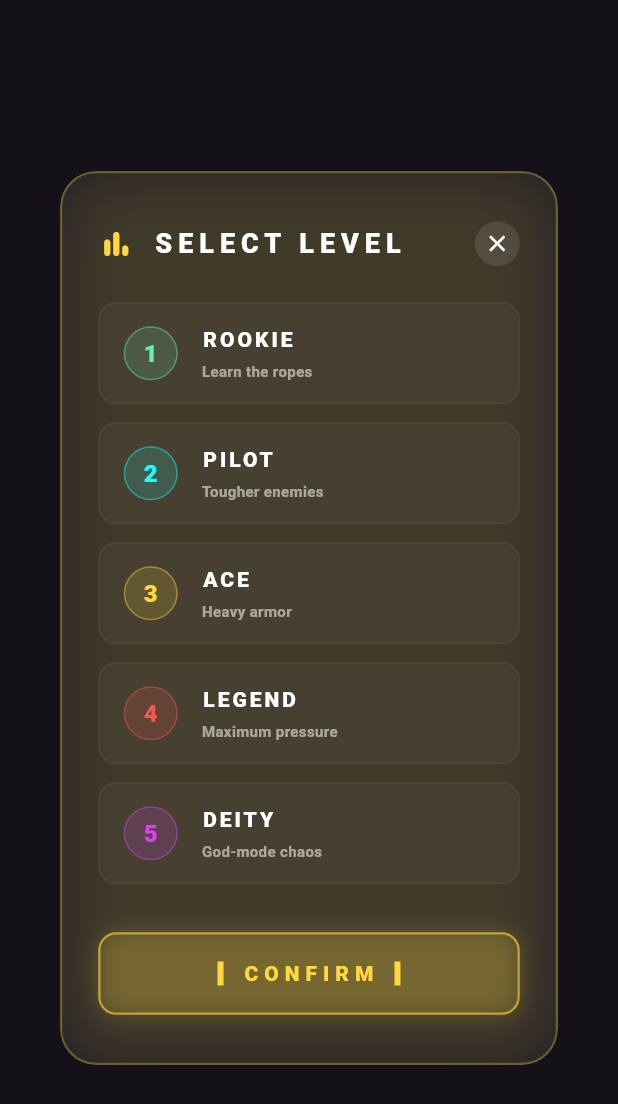
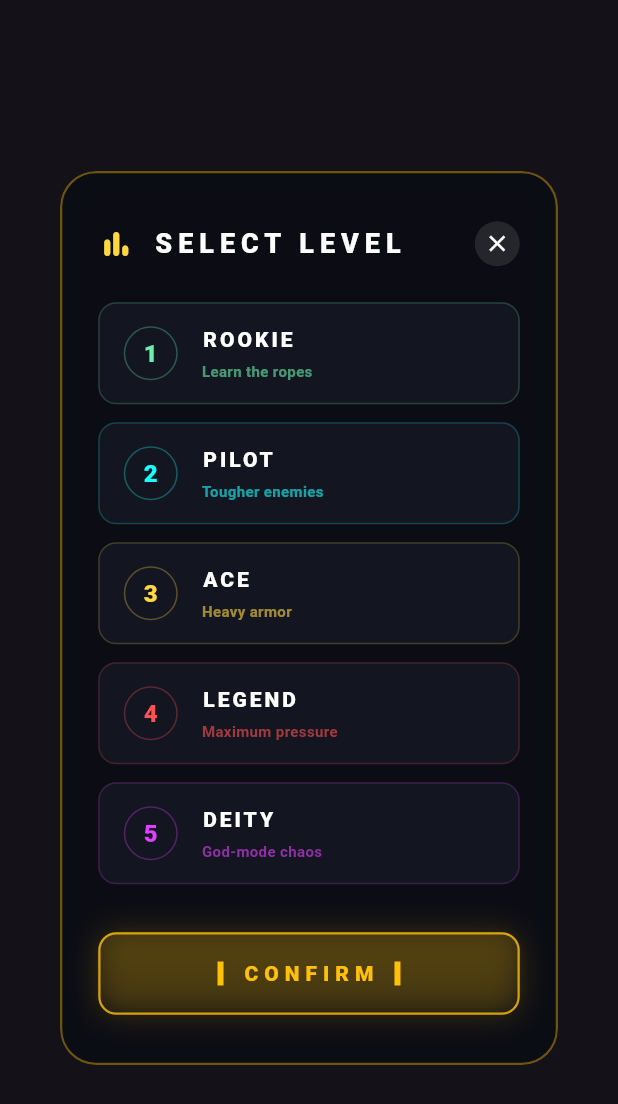
Before and after one commit to sharmajatin1997/space_shooter_game, a Flutter app: the _LevelDialog widget shown alone on an empty page, opened directly with empty values, on a phone screen of 412 x 824 dp. Shown: the top 1104 px of the screen. Run offline on Flutter 3.47's test engine with Material 3 defaults, Android fonts, the phone set to English and light mode, and no system bars; our stand-ins replace audioplayers.

Commit message:
New Design

```diff
--- a/lib/core/sound_manager.dart
+++ b/lib/core/sound_manager.dart
@@ -84,7 +84,3 @@ class SoundManager {
     } catch (_) {}
   }
 }
-
-// ══════════════════════════════════════════════════════════════
-// DATA MODELS
-// ══════════════════════════════════════════════════════════════
--- a/lib/main.dart
+++ b/lib/main.dart
@@ -5,7 +5,6 @@ import 'dart:ui';
 import 'package:flutter/material.dart';
 import 'package:flutter/services.dart';
 import 'package:audioplayers/audioplayers.dart';
-
 part 'models/models.dart';
 part 'core/sound_manager.dart';
 part 'painters/painters.dart';
@@ -22,23 +21,15 @@ void main() {
   runApp(const SpaceShooterApp());
 }
 
-// ══════════════════════════════════════════════════════════════
-// APP ROOT
-// ══════════════════════════════════════════════════════════════
-
 class SpaceShooterApp extends StatelessWidget {
   const SpaceShooterApp({super.key});
   @override
   Widget build(BuildContext context) {
     return MaterialApp(
-      title: 'Space Shooter',
+      title: 'Ultimate Space War',
       debugShowCheckedModeBanner: false,
       theme: ThemeData.dark(),
       home: const SplashScreen(),
     );
   }
 }
-
-// ══════════════════════════════════════════════════════════════
-// GAME SETTINGS  (sound / music / vibration)
-// ══════════════════════════════════════════════════════════════
--- a/lib/painters/painters.dart
+++ b/lib/painters/painters.dart
@@ -71,10 +71,6 @@ class _HexLogoPainter extends CustomPainter {
   }
   @override bool shouldRepaint(covariant _HexLogoPainter o) => o.glow != glow;
 }
-
-// ══════════════════════════════════════════════════════════════
-// SPLASH SCREEN
-// ══════════════════════════════════════════════════════════════
 
 class _SplashShipPainter extends CustomPainter {
   @override
--- a/lib/screens/game_screen.dart
+++ b/lib/screens/game_screen.dart
@@ -99,8 +99,6 @@ class _GameScreenState extends State<GameScreen> {
       _updateBanner(dt);
     });
   }
-
-  // ── UPDATE ──────────────────────────────
 
   void _updateStars(double dt) {
     for (final s in _stars) { s.y += s.speed * dt; if (s.y > _h) { s.y = 0; s.x = _rng.nextDouble() * _w; } }
--- a/lib/screens/main_menu_screen.dart
+++ b/lib/screens/main_menu_screen.dart
@@ -194,7 +194,7 @@ class _MainMenuState extends State<MainMenuScreen> with TickerProviderStateMixin
               const SizedBox(height: 12),
               ShaderMask(
                 shaderCallback: (b) => const LinearGradient(colors: [Colors.cyanAccent, Colors.white, Colors.blueAccent]).createShader(b),
-                child: const Text('SPACE SHOOTER', style: TextStyle(fontSize: 28, fontWeight: FontWeight.w900, letterSpacing: 6, color: Colors.white)),
+                child: const Text('ULTIMATE SPACE WAR', style: TextStyle(fontSize: 24, fontWeight: FontWeight.w900, letterSpacing: 4, color: Colors.white)),
               ),
               const SizedBox(height: 6),
               Container(
@@ -257,7 +257,7 @@ class _MainMenuState extends State<MainMenuScreen> with TickerProviderStateMixin
               ),
             )),
             const Padding(padding: EdgeInsets.only(bottom: 14),
-                child: Text('©2026 Space Shooter •  v1.0.0',
+                child: Text('©2026 Ultimate Space War •  v1.0.0',
                     style: TextStyle(color: Colors.white24, fontSize: 11, letterSpacing: 4, fontWeight: FontWeight.bold))),
           ])),
           // Corners
--- a/lib/screens/splash_screen.dart
+++ b/lib/screens/splash_screen.dart
@@ -130,7 +130,7 @@ class _SplashState extends State<SplashScreen> with TickerProviderStateMixin {
               )),
               ScaleTransition(scale: _logoScale, child: FadeTransition(opacity: _logoOpacity,
                 child: Column(children: [
-                  _glowTitle('SPACE', _glow.value), _glowTitle('SHOOTER', _glow.value),
+                  _glowTitle('ULTIMATE', _glow.value), _glowTitle('SPACE WAR', _glow.value),
                 ]),
               )),
               const SizedBox(height: 14),
@@ -156,7 +156,7 @@ class _SplashState extends State<SplashScreen> with TickerProviderStateMixin {
   );
 
   Widget _glowTitle(String text, double glow) => Text(text, style: TextStyle(
-    fontSize: 52, fontWeight: FontWeight.w900, letterSpacing: 8, height: 1.05,
+    fontSize: 42, fontWeight: FontWeight.w900, letterSpacing: 6, height: 1.05,
     foreground: Paint()..shader = const LinearGradient(
         colors: [Colors.cyanAccent, Colors.white, Colors.blueAccent])
         .createShader(const Rect.fromLTWH(0, 0, 280, 60)),
--- a/lib/widgets/widgets.dart
+++ b/lib/widgets/widgets.dart
@@ -62,64 +62,91 @@ class _MenuBtnState extends State<_MenuBtn> with SingleTickerProviderStateMixin
       onTapUp:   (_) { _press.reverse(); setState(() => _hover = false); widget.onTap(); },
       onTapCancel: () { _press.reverse(); setState(() => _hover = false); },
       child: AnimatedBuilder(animation: _press, builder: (_, __) => Transform.scale(scale: _scale.value,
-        child: ClipRRect(
-          borderRadius: BorderRadius.circular(12),
-          child: BackdropFilter(
-            filter: ImageFilter.blur(sigmaX: 8, sigmaY: 8),
-            child: AnimatedContainer(
-              duration: const Duration(milliseconds: 150),
-              height: 56,
-              decoration: BoxDecoration(
-                color: _hover ? c.withOpacity(0.15) : Colors.white.withOpacity(0.03),
-                borderRadius: BorderRadius.circular(12),
-                border: Border.all(color: _hover ? c.withOpacity(0.6) : Colors.white.withOpacity(0.05), width: 1),
-                boxShadow: _hover ? [BoxShadow(color: c.withOpacity(0.3 * widget.glow), blurRadius: 20)] : [],
-              ),
-              child: Row(children: [
-                // Left accent bar
-                AnimatedContainer(
-                  duration: const Duration(milliseconds: 150),
-                  width: _hover ? 6 : 4,
-                  height: double.infinity,
-                  decoration: BoxDecoration(
-                    color: _hover ? c : c.withOpacity(0.5),
-                    boxShadow: [BoxShadow(color: c, blurRadius: _hover ? 12 : 0)],
+        child: Container(
+          margin: const EdgeInsets.only(bottom: 16),
+          height: 64,
+          decoration: BoxDecoration(
+            borderRadius: BorderRadius.circular(14),
+            border: Border.all(color: c.withOpacity(0.5), width: 1), // The outer thin border
+            boxShadow: [
+              // Ambient glow around the whole button
+              BoxShadow(color: c.withOpacity(_hover ? 0.3 : 0.08), blurRadius: 12, spreadRadius: 0),
+            ],
+          ),
+          child: ClipRRect(
+            borderRadius: BorderRadius.circular(13), // Clip children to fit inside border
+            child: Stack(
+              alignment: Alignment.center,
+              children: [
+              // 1. Solid dark base
+              Container(color: const Color(0xFF070910)),
+
+              // 2. Beautiful background gradient fading from left to right
+              Container(
+                decoration: BoxDecoration(
+                  gradient: LinearGradient(
+                    colors: [c.withOpacity(_hover ? 0.4 : 0.25), c.withOpacity(0.05), Colors.transparent],
+                    stops: const [0.0, 0.4, 1.0],
+                    begin: Alignment.centerLeft,
+                    end: Alignment.centerRight,
                   ),
                 ),
-                const SizedBox(width: 16),
-                // Icon with glow
+              ),
+
+              // 3. The glowing thick left edge (Neon tube effect)
+              Positioned(
+                left: 0, top: 0, bottom: 0,
+                child: Container(
+                  width: 5,
+                  decoration: BoxDecoration(
+                    color: c, // Solid neon color
+                    boxShadow: [
+                      BoxShadow(color: c, blurRadius: 12, spreadRadius: 4), // Outer intense glow
+                      BoxShadow(color: Colors.white.withOpacity(0.6), blurRadius: 4), // Inner bright core
+                    ],
+                  ),
+                ),
+              ),
+
+              // 4. Content
+              Row(children: [
+                const SizedBox(width: 14),
+                // Icon in circle
                 Container(
-                  width: 36, height: 36,
+                  width: 40, height: 40,
+                  alignment: Alignment.center,
                   decoration: BoxDecoration(
-                    color: c.withOpacity(0.1),
                     shape: BoxShape.circle,
-                    boxShadow: _hover ? [BoxShadow(color: c.withOpacity(0.4), blurRadius: 10)] : [],
+                    color: c.withOpacity(0.1), // Tinted background
+                    border: Border.all(color: c.withOpacity(0.5), width: 1.5),
                   ),
                   child: Icon(widget.icon, color: c, size: 20),
                 ),
                 const SizedBox(width: 16),
                 // Text
-                Expanded(child: Text(widget.label, style: TextStyle(
-                    color: _hover ? Colors.white : Colors.white70,
-                    fontSize: 15, fontWeight: FontWeight.w800, letterSpacing: 4))),
+                Expanded(child: Text(widget.label,
+                    maxLines: 1, overflow: TextOverflow.ellipsis,
+                    style: const TextStyle(
+                        color: Colors.white,
+                        fontSize: 15, fontWeight: FontWeight.w900, letterSpacing: 3.5))),
                 // Badge
                 if (widget.badge != null) ...[
                   Container(
                     padding: const EdgeInsets.symmetric(horizontal: 10, vertical: 4),
                     decoration: BoxDecoration(
-                      color: c.withOpacity(0.15),
-                      borderRadius: BorderRadius.circular(4),
-                      border: Border.all(color: c.withOpacity(0.3)),
+                      borderRadius: BorderRadius.circular(6),
+                      border: Border.all(color: c, width: 1.2),
+                      boxShadow: [BoxShadow(color: c.withOpacity(0.2), blurRadius: 4)],
                     ),
-                    child: Text(widget.badge!, style: TextStyle(color: c, fontSize: 10, fontWeight: FontWeight.w900, letterSpacing: 1.5)),
+                    child: Text(widget.badge!, style: TextStyle(color: c, fontSize: 11, fontWeight: FontWeight.w900, letterSpacing: 1.5)),
                   ),
                   const SizedBox(width: 12),
                 ],
                 // Right arrow
-                Icon(Icons.arrow_forward_ios_rounded, color: _hover ? c : Colors.white24, size: 16),
-                const SizedBox(width: 16),
+                Icon(Icons.arrow_forward_ios_rounded, color: c, size: 18),
+                const SizedBox(width: 14),
               ]),
-            ),
+            ]),
           ),
         ),
       )),
@@ -146,14 +173,14 @@ class _LevelDialogState extends State<_LevelDialog> {
       child: ClipRRect(
         borderRadius: BorderRadius.circular(24),
         child: BackdropFilter(
-          filter: ImageFilter.blur(sigmaX: 12, sigmaY: 12),
+          filter: ImageFilter.blur(sigmaX: 16, sigmaY: 16),
           child: Container(
             width: 340, padding: const EdgeInsets.symmetric(horizontal: 24, vertical: 32),
             decoration: BoxDecoration(
-              color: Colors.white.withOpacity(0.05),
+              color: const Color(0xFF0A0C14).withOpacity(0.95), // Clean dark background
               borderRadius: BorderRadius.circular(24),
-              border: Border.all(color: Colors.amberAccent.withOpacity(0.3), width: 1.5),
-              boxShadow: [BoxShadow(color: Colors.amberAccent.withOpacity(0.15), blurRadius: 40)],
+              border: Border.all(color: Colors.amber.withOpacity(0.4), width: 1.5),
+              boxShadow: [BoxShadow(color: Colors.amber.withOpacity(0.1), blurRadius: 24)],
             ),
             child: Column(mainAxisSize: MainAxisSize.min, children: [
               Row(children: [
@@ -179,22 +206,26 @@ class _LevelDialogState extends State<_LevelDialog> {
                   child: AnimatedContainer(duration: const Duration(milliseconds: 180),
                     margin: const EdgeInsets.only(bottom: 12),
                     padding: const EdgeInsets.symmetric(horizontal: 16, vertical: 14),
-                    decoration: BoxDecoration(borderRadius: BorderRadius.circular(12),
-                        color: isSelected ? c.withOpacity(0.15) : Colors.white.withOpacity(0.03),
-                        border: Border.all(color: isSelected ? c.withOpacity(0.8) : Colors.white.withOpacity(0.05), width: isSelected ? 1.5 : 1)),
+                    decoration: BoxDecoration(
+                        borderRadius: BorderRadius.circular(12),
+                        color: isSelected ? null : const Color(0xFF131620), // Subtle card bg for unselected
+                        gradient: isSelected ? LinearGradient(colors: [c.withOpacity(0.15), Colors.transparent], begin: Alignment.centerLeft, end: Alignment.centerRight) : null,
+                        border: Border.all(color: isSelected ? c.withOpacity(0.8) : c.withOpacity(0.2), width: isSelected ? 1.5 : 1),
+                        boxShadow: isSelected ? [BoxShadow(color: c.withOpacity(0.2), blurRadius: 16)] : []),
                     child: Row(children: [
                       Container(width: 36, height: 36, decoration: BoxDecoration(shape: BoxShape.circle,
-                          color: c.withOpacity(0.15), border: Border.all(color: c.withOpacity(0.4))),
-                          child: Center(child: Text('${lv.level}', style: TextStyle(color: c, fontWeight: FontWeight.w900, fontSize: 16)))),
+                          color: isSelected ? c.withOpacity(0.15) : Colors.transparent,
+                          border: Border.all(color: isSelected ? c.withOpacity(0.8) : c.withOpacity(0.3), width: isSelected ? 1.5 : 1)),
+                          child: Center(child: Text('${lv.level}', style: TextStyle(color: isSelected ? Colors.white : c, fontWeight: FontWeight.w900, fontSize: 16)))),
                       const SizedBox(width: 16),
                       Expanded(child: Column(crossAxisAlignment: CrossAxisAlignment.start, children: [
-                        Text(lv.name, style: TextStyle(color: lv.unlocked ? Colors.white : Colors.white30,
+                        Text(lv.name, style: const TextStyle(color: Colors.white,
                             fontSize: 14, fontWeight: FontWeight.w800, letterSpacing: 2)),
                         const SizedBox(height: 4),
-                        Text(lv.subtitle, style: const TextStyle(color: Colors.white54, fontSize: 10, fontWeight: FontWeight.w600)),
+                        Text(lv.subtitle, style: TextStyle(color: c.withOpacity(isSelected ? 1.0 : 0.6), fontSize: 10, fontWeight: FontWeight.w600)),
                       ])),
                       if (!lv.unlocked) const Icon(Icons.lock_rounded, color: Colors.white24, size: 18)
-                      else if (isSelected) Icon(Icons.check_circle_rounded, color: c, size: 22),
+                      else if (isSelected) Icon(Icons.check_circle_outline_rounded, color: c, size: 22),
                     ]),
                   ),
                 );
@@ -204,15 +235,15 @@ class _LevelDialogState extends State<_LevelDialog> {
                 onTap: () { HapticFeedback.mediumImpact(); Navigator.pop(context); },
                 child: Container(width: double.infinity, padding: const EdgeInsets.symmetric(vertical: 16),
                     decoration: BoxDecoration(borderRadius: BorderRadius.circular(12),
-                        color: Colors.amberAccent.withOpacity(0.1),
-                        border: Border.all(color: Colors.amberAccent.withOpacity(0.6), width: 1.5),
-                        boxShadow: [BoxShadow(color: Colors.amberAccent.withOpacity(0.2), blurRadius: 12)]),
+                        gradient: LinearGradient(colors: [Colors.amber.withOpacity(0.15), Colors.amber.withOpacity(0.02)], begin: Alignment.topCenter, end: Alignment.bottomCenter),
+                        border: Border.all(color: Colors.amber.withOpacity(0.8), width: 1.5),
+                        boxShadow: [BoxShadow(color: Colors.amber.withOpacity(0.2), blurRadius: 16)]),
                     child: Row(mainAxisAlignment: MainAxisAlignment.center, children: [
-                      Container(width: 4, height: 16, color: Colors.amberAccent),
+                      Container(width: 4, height: 16, color: Colors.amber),
                       const SizedBox(width: 12),
-                      const Text('CONFIRM', style: TextStyle(color: Colors.amberAccent, fontWeight: FontWeight.w900, letterSpacing: 4, fontSize: 14)),
+                      const Text('CONFIRM', style: TextStyle(color: Colors.amber, fontWeight: FontWeight.w900, letterSpacing: 4, fontSize: 14)),
                       const SizedBox(width: 12),
-                      Container(width: 4, height: 16, color: Colors.amberAccent),
+                      Container(width: 4, height: 16, color: Colors.amber),
                     ]))),
             ]),
           ),
@@ -245,10 +276,10 @@ class _SettingsDialogState extends State<_SettingsDialog> {
           child: Container(
             width: 340, padding: const EdgeInsets.symmetric(horizontal: 24, vertical: 32),
             decoration: BoxDecoration(
-              color: Colors.white.withOpacity(0.05),
+              color: const Color(0xFF0A0C14).withOpacity(0.95), // Clean dark background
               borderRadius: BorderRadius.circular(24),
-              border: Border.all(color: Colors.purpleAccent.withOpacity(0.3), width: 1.5),
-              boxShadow: [BoxShadow(color: Colors.purpleAccent.withOpacity(0.15), blurRadius: 40)],
+              border: Border.all(color: Colors.purpleAccent.withOpacity(0.4), width: 1.5),
+              boxShadow: [BoxShadow(color: Colors.purpleAccent.withOpacity(0.15), blurRadius: 24)],
             ),
             child: Column(mainAxisSize: MainAxisSize.min, children: [
               Row(children: [
@@ -269,30 +300,32 @@ class _SettingsDialogState extends State<_SettingsDialog> {
               _label('MASTER VOLUME'),
               const SizedBox(height: 8),
               Row(children: [
-                const Icon(Icons.volume_mute_rounded, color: Colors.white30, size: 20),
+                const Icon(Icons.volume_down_rounded, color: Colors.purpleAccent, size: 20),
                 Expanded(child: SliderTheme(data: SliderTheme.of(context).copyWith(
                     activeTrackColor: Colors.purpleAccent, inactiveTrackColor: Colors.white10,
                     thumbColor: Colors.purpleAccent, overlayColor: Colors.purpleAccent.withOpacity(0.2),
                     thumbShape: const RoundSliderThumbShape(enabledThumbRadius: 8), trackHeight: 4),
                     child: Slider(value: _s.volume, onChanged: (v) => setState(() => _s = _s.copyWith(volume: v))))),
-                const Icon(Icons.volume_up_rounded, color: Colors.white30, size: 20),
+                const Icon(Icons.volume_up_rounded, color: Colors.purpleAccent, size: 20),
               ]),
-              const SizedBox(height: 16),
-              Divider(color: Colors.purpleAccent.withOpacity(0.2), thickness: 1),
-              const SizedBox(height: 16),
+              const SizedBox(height: 20),
+              Row(children: [
+                Expanded(child: Container(height: 1, color: Colors.purpleAccent.withOpacity(0.2))),
+                const Padding(padding: EdgeInsets.symmetric(horizontal: 12), child: Icon(Icons.star, color: Colors.purpleAccent, size: 12)),
+                Expanded(child: Container(height: 1, color: Colors.purpleAccent.withOpacity(0.2))),
+              ]),
+              const SizedBox(height: 20),
               _toggle('SOUND EFFECTS', Icons.music_note_rounded, Colors.cyanAccent, _s.soundEnabled, (v) { HapticFeedback.selectionClick(); setState(() => _s = _s.copyWith(soundEnabled: v)); }),
-              const SizedBox(height: 16),
               _toggle('BACKGROUND MUSIC', Icons.queue_music_rounded, Colors.amberAccent, _s.musicEnabled, (v) { HapticFeedback.selectionClick(); setState(() => _s = _s.copyWith(musicEnabled: v)); }),
-              const SizedBox(height: 16),
               _toggle('VIBRATION', Icons.vibration_rounded, Colors.greenAccent, _s.vibrationEnabled, (v) { HapticFeedback.selectionClick(); setState(() => _s = _s.copyWith(vibrationEnabled: v)); }),
               const SizedBox(height: 32),
               GestureDetector(
                   onTap: () { HapticFeedback.mediumImpact(); widget.onChange(_s); Navigator.pop(context); },
                   child: Container(width: double.infinity, padding: const EdgeInsets.symmetric(vertical: 16),
                       decoration: BoxDecoration(borderRadius: BorderRadius.circular(12),
-                          color: Colors.purpleAccent.withOpacity(0.1),
-                          border: Border.all(color: Colors.purpleAccent.withOpacity(0.6), width: 1.5),
-                          boxShadow: [BoxShadow(color: Colors.purpleAccent.withOpacity(0.2), blurRadius: 12)]),
+                          gradient: LinearGradient(colors: [Colors.purpleAccent.withOpacity(0.2), Colors.purpleAccent.withOpacity(0.02)], begin: Alignment.topCenter, end: Alignment.bottomCenter),
+                          border: Border.all(color: Colors.purpleAccent.withOpacity(0.8), width: 1.5),
+                          boxShadow: [BoxShadow(color: Colors.purpleAccent.withOpacity(0.25), blurRadius: 16)]),
                       child: Row(mainAxisAlignment: MainAxisAlignment.center, children: [
                         Container(width: 4, height: 16, color: Colors.purpleAccent),
                         const SizedBox(width: 12),
@@ -312,17 +345,23 @@ class _SettingsDialogState extends State<_SettingsDialog> {
 
   Widget _toggle(String lbl, IconData icon, Color c, bool val, ValueChanged<bool> cb) =>
       Container(
-        padding: const EdgeInsets.symmetric(vertical: 8, horizontal: 12),
-        decoration: BoxDecoration(color: Colors.white.withOpacity(0.03), borderRadius: BorderRadius.circular(12), border: Border.all(color: Colors.white.withOpacity(0.05))),
+        margin: const EdgeInsets.only(bottom: 16),
+        padding: const EdgeInsets.symmetric(vertical: 12, horizontal: 16),
+        decoration: BoxDecoration(
+          color: const Color(0xFF131620), // Dark card background
+          borderRadius: BorderRadius.circular(12),
+          border: Border.all(color: c.withOpacity(0.3), width: 1.5),
+          boxShadow: [BoxShadow(color: c.withOpacity(0.05), blurRadius: 12)],
+        ),
         child: Row(children: [
           Container(
-            padding: const EdgeInsets.all(8),
-            decoration: BoxDecoration(color: c.withOpacity(0.1), shape: BoxShape.circle),
+            width: 36, height: 36,
+            decoration: BoxDecoration(color: c.withOpacity(0.15), shape: BoxShape.circle, border: Border.all(color: c.withOpacity(0.4), width: 1.5)),
             child: Icon(icon, color: c, size: 18)
           ),
           const SizedBox(width: 16),
-          Expanded(child: Text(lbl, style: const TextStyle(color: Colors.white, fontSize: 12, letterSpacing: 1.5, fontWeight: FontWeight.w800))),
-          Transform.scale(scale: 0.85, child: Switch(value: val, onChanged: cb,
+          Expanded(child: Text(lbl, style: const TextStyle(color: Colors.white, fontSize: 13, letterSpacing: 1.5, fontWeight: FontWeight.w800))),
+          Transform.scale(scale: 0.9, child: Switch(value: val, onChanged: cb,
               activeColor: c, activeTrackColor: c.withOpacity(0.3),
               inactiveTrackColor: Colors.white10, inactiveThumbColor: Colors.white30)),
         ]),
```
Also changed, not shown: lib/models/models.dart (+0 -12 lines), 5 other files.
